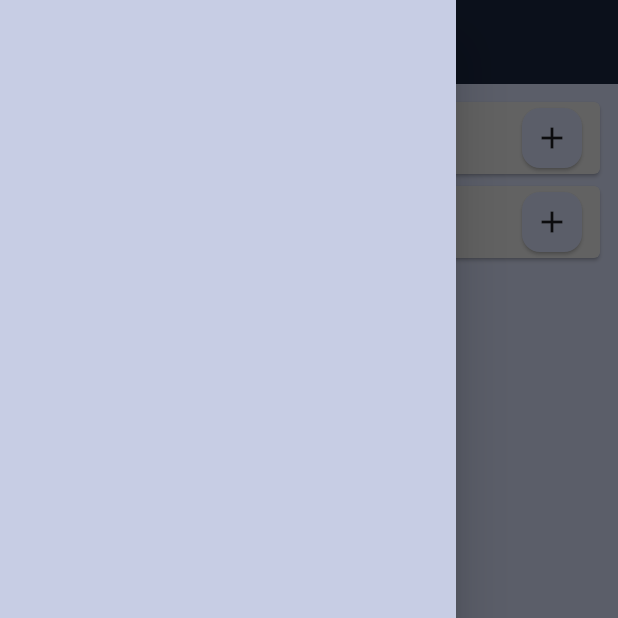
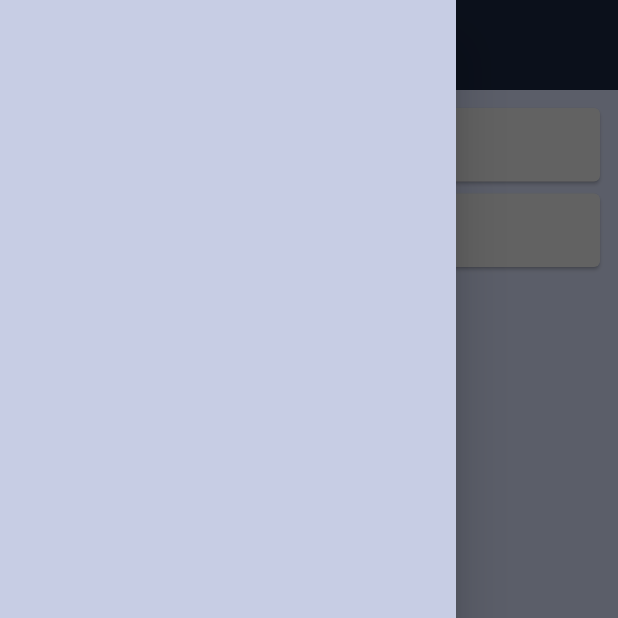
Before and after one commit to EmanuelCezardm/SummariesApp, a Flutter app: the screen it shows after launch, with the side drawer open, on a phone screen of 412 x 824 dp, the top half of it. Run offline on Flutter 3.47's test engine with Material 2 defaults, Android fonts, the phone set to English and light mode, and no system bars.

Commit message:
Update: app_card.dart; Add: componentization appBar and drawer

```diff
--- a/lib/ui/screens/home_screen.dart
+++ b/lib/ui/screens/home_screen.dart
@@ -1,8 +1,8 @@
 import 'package:flutter/cupertino.dart';
 import 'package:flutter/material.dart';
-import 'package:summaries_app/ui/styles/app_colors.dart';
+import 'package:summaries_app/ui/widgets/app_app_bar.dart';
 import 'package:summaries_app/ui/widgets/app_card.dart';
-import 'package:summaries_app/ui/widgets/app_text.dart';
+import 'package:summaries_app/ui/widgets/app_drawer.dart';
 
 class HomeScreen extends StatefulWidget {
   const HomeScreen({Key? key}) : super(key: key);
@@ -12,8 +12,7 @@
 }
 
 class _HomeScreenState extends State<HomeScreen> {
-  final bool isAdmin = false;
-
+  final bool isAdm = false;
   @override
   Widget build(BuildContext context) {
     return Scaffold(
@@ -24,41 +23,11 @@
   }
 
   _buildAppBar() {
-    return AppBar(
-      title: Row(
-        mainAxisAlignment: MainAxisAlignment.spaceBetween,
-        children: [
-          const AppText(
-            text: "Summaries App",
-            fontsize: 32,
-          ),
-          _buildNotiButton(() {}),
-        ],
-      ),
-      elevation: 0,
-    );
-  }
-
-  _buildNotiButton(onPressed) {
-    if (isAdmin) {
-      return IconButton(
-        onPressed: onPressed,
-        splashRadius: 16,
-        icon: const Icon(
-          Icons.notifications,
-        ),
-      );
-    } else {
-      return Container();
-    }
+    return const AppAppBar(title: "Summaries App");
   }
 
   _buildDrawer() {
-    return Drawer(
-      child: Container(
-        color: AppColors.background,
-      ),
-    );
+    return const AppDrawer();
   }
 
   _buildBody() {
@@ -70,11 +39,13 @@
           text: "Português",
           fontsize: 28,
           onPressed: () {},
+          addIcon: isAdm,
         ),
         AppCard(
           text: "Biologia",
           fontsize: 28,
           onPressed: () {},
+          addIcon: isAdm,
         ),
       ],
     );
--- /dev/null
+++ b/lib/ui/widgets/app_app_bar.dart
@@ -0,0 +1,27 @@
+import 'package:flutter/cupertino.dart';
+import 'package:flutter/material.dart';
+
+import 'app_text.dart';
+
+class AppAppBar extends StatelessWidget implements PreferredSizeWidget {
+  final String title;
+
+  const AppAppBar({
+    Key? key,
+    required this.title,
+  }) : super(key: key);
+
+  @override
+  Size get preferredSize => const Size.fromHeight(60);
+
+  @override
+  Widget build(BuildContext context) {
+    return AppBar(
+      title: AppText(
+        text: title,
+        fontsize: 32,
+      ),
+      elevation: 0,
+    );
+  }
+}
--- a/lib/ui/widgets/app_card.dart
+++ b/lib/ui/widgets/app_card.dart
@@ -21,6 +21,9 @@
   Widget build(BuildContext context) {
     return Card(
       color: AppColors.offWhite,
+      child: FittedBox(
+        fit: BoxFit.scaleDown,
+        alignment: Alignment.centerLeft,
         child: InkWell(
           onTap: onPressed,
           child: Padding(
@@ -46,6 +49,7 @@
                   ],
                 ),
               ],
+            ),
           ),
         ),
       ),
--- /dev/null
+++ b/lib/ui/widgets/app_drawer.dart
@@ -0,0 +1,17 @@
+import 'package:flutter/cupertino.dart';
+import 'package:flutter/material.dart';
+import 'package:summaries_app/ui/styles/app_colors.dart';
+
+class AppDrawer extends StatelessWidget {
+  const AppDrawer({Key? key}) : super(key: key);
+
+  @override
+  Widget build(BuildContext context) {
+    return Drawer(
+      child: Container(
+        color: AppColors.background,
+        child: ListView(),
+      ),
+    );
+  }
+}
```
Lines whose indentation alone changed are shown as unchanged.
